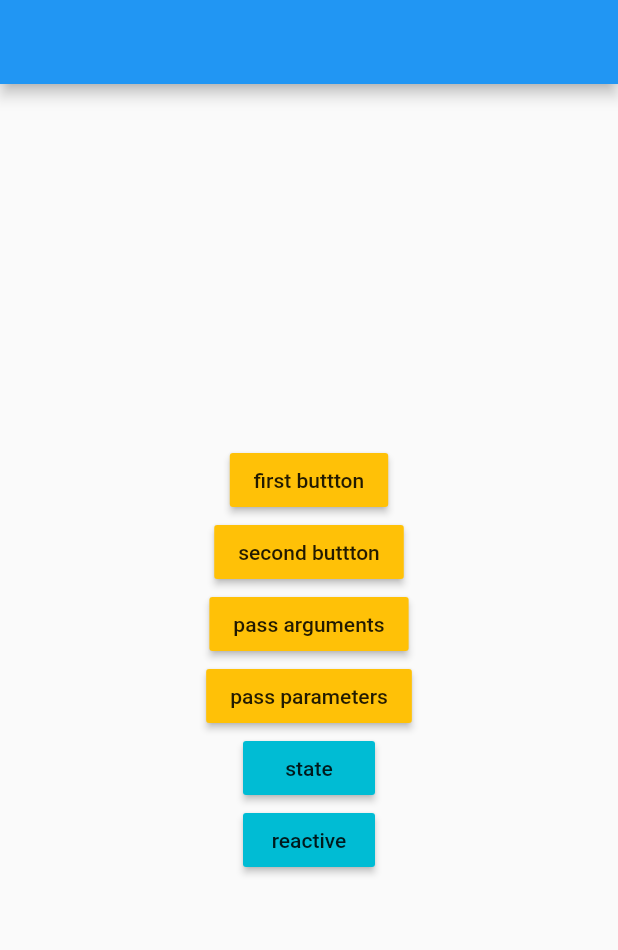
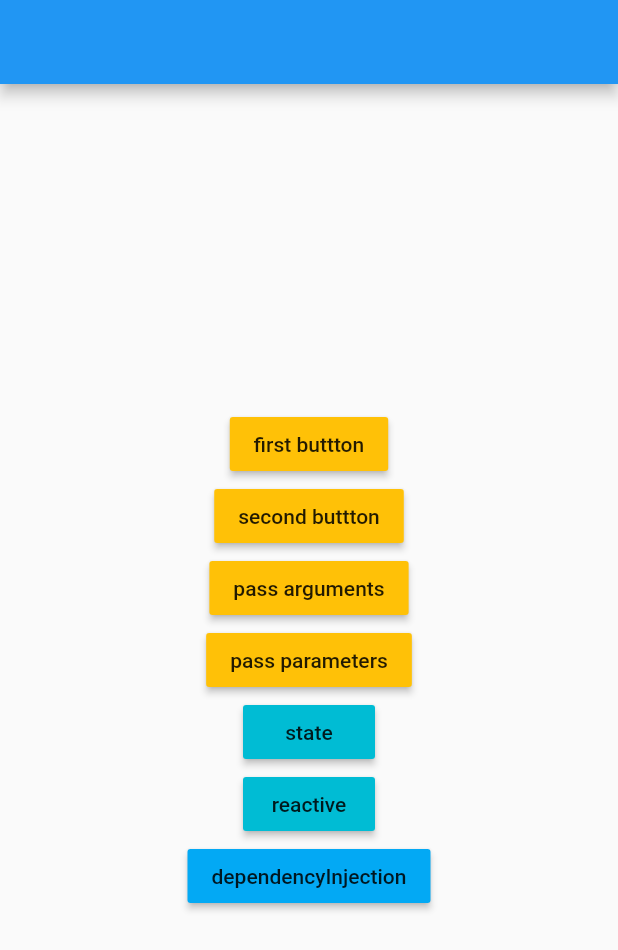
Before and after one commit to devmoonho/flutter_study_getx, a Flutter app: the screen it shows after launch, on a phone screen of 412 x 824 dp. Shown: the top 950 px of the screen. Run offline on Flutter 3.47's test engine with Material 2 defaults, Android fonts, the light colour scheme and no system bars; our stand-ins replace get.

Commit message:
add dependency injection

```diff
--- a/lib/app_router.dart
+++ b/lib/app_router.dart
@@ -1,3 +1,4 @@
+import 'package:flutter_study_getx/page/dependency/dependency_injection.dart';
 import 'package:flutter_study_getx/page/home_page.dart';
 import 'package:flutter_study_getx/page/router/first_page.dart';
 import 'package:flutter_study_getx/page/router/next_page.dart';
@@ -14,13 +15,15 @@ const String nextPage = '/next';
 const String userPage = '/user';
 const String statePage = '/state';
 const String reactivePage = '/reactive';
+const String dependencyInjectionPage = '/dependencyInjection';
 
 List<GetPage> appRouter = [
-  GetPage(name: rootPage, page: () => HomePage(), transition: Transition.leftToRightWithFade),
-  GetPage(name: firstPage, page: () => FirstPage(), transition: Transition.leftToRightWithFade),
-  GetPage(name: secondPage, page: () => SecondPage(), transition: Transition.leftToRightWithFade),
-  GetPage(name: nextPage, page: () => NextPage(), transition: Transition.leftToRightWithFade),
-  GetPage(name: '$userPage/:uid', page: () => UserPage(), transition: Transition.leftToRightWithFade),
-  GetPage(name: statePage, page: () => StatePage(), transition: Transition.leftToRightWithFade),
-  GetPage(name: reactivePage, page: () => ReactivePage(), transition: Transition.leftToRightWithFade),
+  GetPage(name: rootPage, page: () => HomePage()),
+  GetPage(name: firstPage, page: () => FirstPage()),
+  GetPage(name: secondPage, page: () => SecondPage()),
+  GetPage(name: nextPage, page: () => NextPage()),
+  GetPage(name: '$userPage/:uid', page: () => UserPage()),
+  GetPage(name: statePage, page: () => StatePage()),
+  GetPage(name: reactivePage, page: () => ReactivePage()),
+  GetPage(name: dependencyInjectionPage, page: () => DependencyInjectionPage()),
 ];
--- a/lib/page/home_page.dart
+++ b/lib/page/home_page.dart
@@ -54,6 +54,13 @@ class HomePage extends StatelessWidget {
               },
               child: Text('reactive'),
             ),
+            MaterialButton(
+              color: Colors.lightBlue,
+              onPressed: () {
+                Get.toNamed(dependencyInjectionPage);
+              },
+              child: Text('dependencyInjection'),
+            ),
           ],
         ),
       ),
```
Also changed, not shown: lib/controller/dependency_controller.dart (added, +10 -0 lines), lib/page/dependency/dependency_injection.dart (added, +60 -0 lines), lib/page/dependency/get_lazy_put.dart (added, +20 -0 lines), lib/page/dependency/get_put.dart (added, +10 -0 lines).
